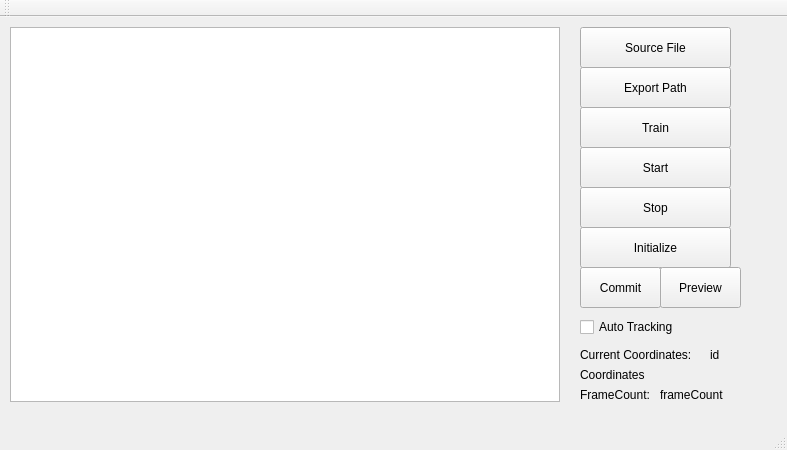
Above: mainwindow.ui from ngskyuki/GUITracker before the change. Below: the same form after it.
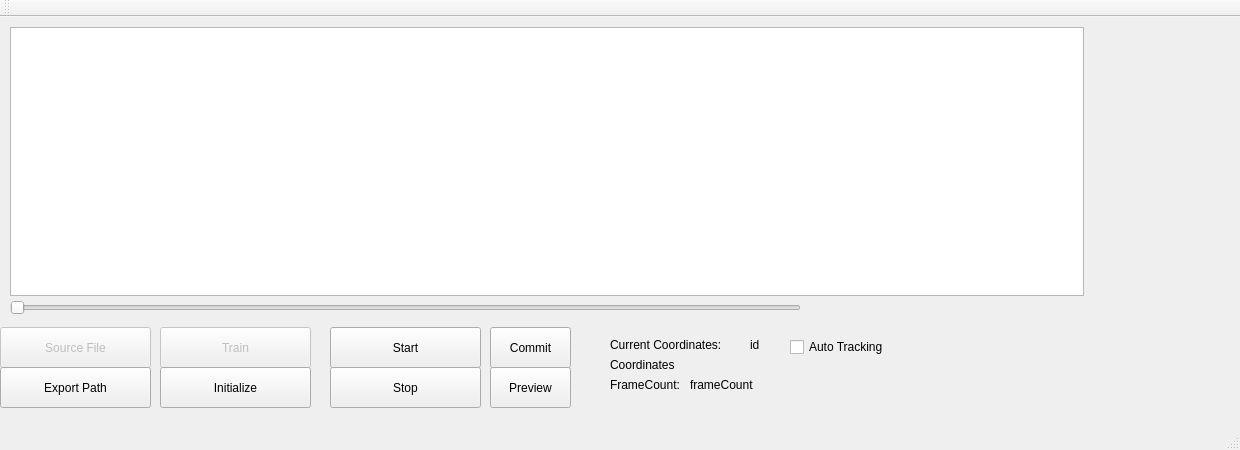
That is the form after the change. Custom widgets are drawn as their Qt base class.

```diff
--- a/mainwindow.ui
+++ b/mainwindow.ui
@@ -6,7 +6,7 @@
    <rect>
     <x>0</x>
     <y>0</y>
-    <width>787</width>
+    <width>1240</width>
     <height>450</height>
    </rect>
   </property>
@@ -19,16 +19,19 @@
      <rect>
       <x>10</x>
       <y>10</y>
-      <width>550</width>
-      <height>375</height>
+      <width>1074</width>
+      <height>269</height>
      </rect>
     </property>
    </widget>
    <widget class="QPushButton" name="btnChooseSrcFile">
+    <property name="enabled">
+     <bool>false</bool>
+    </property>
     <property name="geometry">
      <rect>
-      <x>580</x>
-      <y>10</y>
+      <x>0</x>
+      <y>310</y>
       <width>151</width>
       <height>41</height>
      </rect>
@@ -40,8 +43,8 @@
    <widget class="QPushButton" name="btnChooseExFile">
     <property name="geometry">
      <rect>
-      <x>580</x>
-      <y>50</y>
+      <x>0</x>
+      <y>350</y>
       <width>151</width>
       <height>41</height>
      </rect>
@@ -53,8 +56,8 @@
    <widget class="QPushButton" name="btnStart">
     <property name="geometry">
      <rect>
-      <x>580</x>
-      <y>130</y>
+      <x>330</x>
+      <y>310</y>
       <width>151</width>
       <height>41</height>
      </rect>
@@ -66,8 +69,8 @@
    <widget class="QPushButton" name="btnStop">
     <property name="geometry">
      <rect>
-      <x>580</x>
-      <y>170</y>
+      <x>330</x>
+      <y>350</y>
       <width>151</width>
       <height>41</height>
      </rect>
@@ -77,10 +80,13 @@
     </property>
    </widget>
    <widget class="QPushButton" name="btnTrain">
+    <property name="enabled">
+     <bool>false</bool>
+    </property>
     <property name="geometry">
      <rect>
-      <x>580</x>
-      <y>90</y>
+      <x>160</x>
+      <y>310</y>
       <width>151</width>
       <height>41</height>
      </rect>
@@ -92,8 +98,8 @@
    <widget class="QLabel" name="frameCountLabel">
     <property name="geometry">
      <rect>
-      <x>660</x>
-      <y>370</y>
+      <x>690</x>
+      <y>360</y>
       <width>81</width>
       <height>16</height>
      </rect>
@@ -105,8 +111,8 @@
    <widget class="QLabel" name="constFrameLabel">
     <property name="geometry">
      <rect>
-      <x>580</x>
-      <y>370</y>
+      <x>610</x>
+      <y>360</y>
       <width>81</width>
       <height>16</height>
      </rect>
@@ -118,8 +124,8 @@
    <widget class="QLabel" name="coordinates">
     <property name="geometry">
      <rect>
-      <x>580</x>
-      <y>350</y>
+      <x>610</x>
+      <y>340</y>
       <width>81</width>
       <height>16</height>
      </rect>
@@ -131,8 +137,8 @@
    <widget class="QPushButton" name="btnInit">
     <property name="geometry">
      <rect>
-      <x>580</x>
-      <y>210</y>
+      <x>160</x>
+      <y>350</y>
       <width>151</width>
       <height>41</height>
      </rect>
@@ -144,8 +150,8 @@
    <widget class="QCheckBox" name="isAutomatic">
     <property name="geometry">
      <rect>
-      <x>580</x>
-      <y>300</y>
+      <x>790</x>
+      <y>320</y>
       <width>111</width>
       <height>20</height>
      </rect>
@@ -157,8 +163,8 @@
    <widget class="QLabel" name="constCoordinatesLabel">
     <property name="geometry">
      <rect>
-      <x>580</x>
-      <y>330</y>
+      <x>610</x>
+      <y>320</y>
       <width>131</width>
       <height>16</height>
      </rect>
@@ -170,8 +176,8 @@
    <widget class="QLabel" name="curPlayerId">
     <property name="geometry">
      <rect>
-      <x>710</x>
-      <y>330</y>
+      <x>750</x>
+      <y>320</y>
       <width>21</width>
       <height>16</height>
      </rect>
@@ -183,8 +189,8 @@
    <widget class="QPushButton" name="btnCommit">
     <property name="geometry">
      <rect>
-      <x>580</x>
-      <y>250</y>
+      <x>490</x>
+      <y>310</y>
       <width>81</width>
       <height>41</height>
      </rect>
@@ -196,8 +202,8 @@
    <widget class="QPushButton" name="btnPreview">
     <property name="geometry">
      <rect>
-      <x>660</x>
-      <y>250</y>
+      <x>490</x>
+      <y>350</y>
       <width>81</width>
       <height>41</height>
      </rect>
@@ -206,6 +212,19 @@
      <string>Preview</string>
     </property>
    </widget>
+   <widget class="QSlider" name="horizontalSlider">
+    <property name="geometry">
+     <rect>
+      <x>10</x>
+      <y>280</y>
+      <width>791</width>
+      <height>22</height>
+     </rect>
+    </property>
+    <property name="orientation">
+     <enum>Qt::Horizontal</enum>
+    </property>
+   </widget>
   </widget>
   <widget class="QMenuBar" name="menuBar">
    <property name="geometry">
```
Left out of the diff: 2 changed lines with no effect on the pictures.
